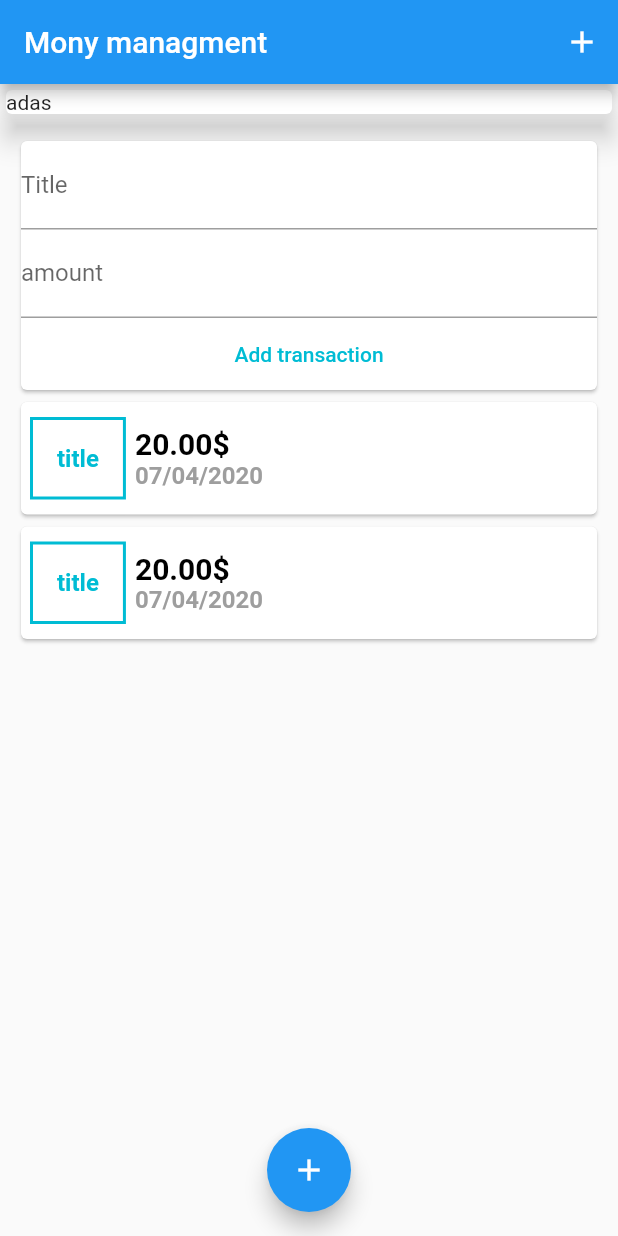
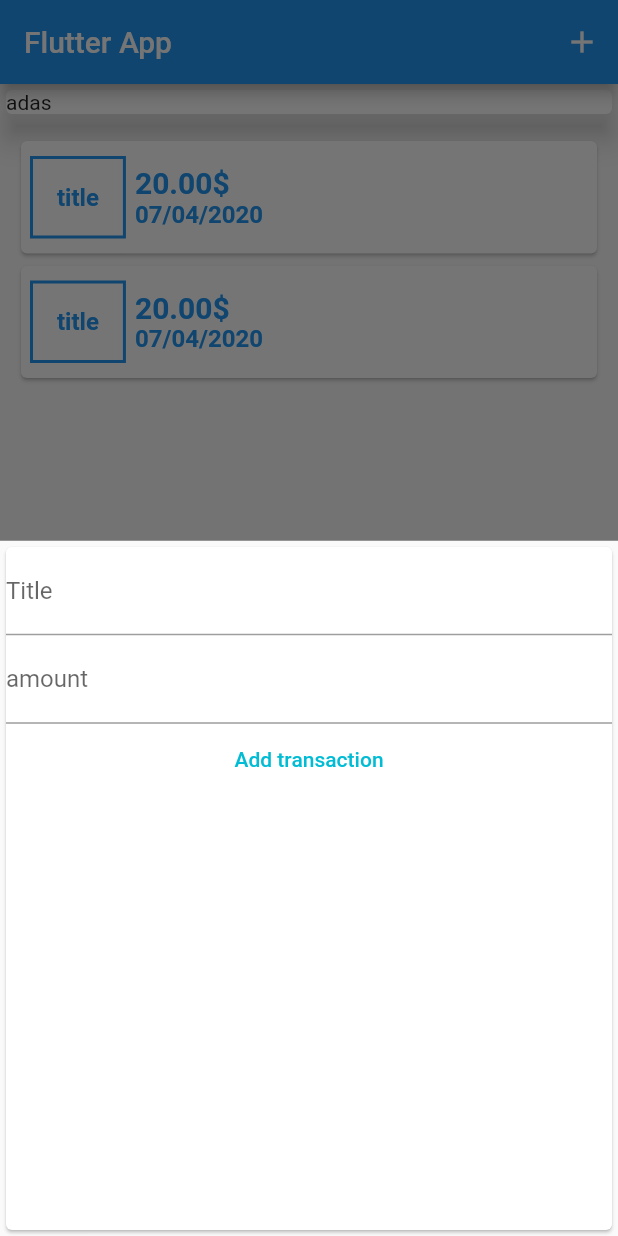
Before and after one commit to Tamir198/money-manager, a Flutter app: the screen it shows after launch, after a tap on the "add" icon, on a phone screen of 412 x 824 dp. Run offline on Flutter 3.47's test engine with Material 2 defaults, Android fonts, the phone set to English and light mode, and no system bars.

Commit message:
Adding bottom dialog as new transaction

```diff
--- a/lib/main.dart
+++ b/lib/main.dart
@@ -1,28 +1,67 @@
 import 'package:flutter/material.dart';
-import 'file:///C:/Users/The%20Vegan/Desktop/FlutterGreat/money-manager/lib/models/transaction.dart';
-import 'package:intl/intl.dart';
-import 'package:moneymanager/widgets/new_transaction.dart';
-import 'package:moneymanager/widgets/transaction_list.dart';
-import 'package:moneymanager/widgets/user_transaction.dart';
+import './models/transaction.dart';
+import './widgets/new_transaction.dart';
+import './widgets/transaction_list.dart';
 
-void main() => runApp(MyApp());
+void main() => runApp(MaterialApp(
+  title: "Money manager",
+    theme: ThemeData(
+      primarySwatch: Colors.cyan,
+      accentColor: Colors.greenAccent
+    ),
+    home: MyApp()));
 
-class MyApp extends StatelessWidget {
-  // This widget is the root of your application.
+class MyApp extends StatefulWidget {
+  @override
+  _MyAppState createState() => _MyAppState();
+}
+
+class _MyAppState extends State<MyApp> {
+  final List<Transaction> _transactionLIst = [
+    Transaction(
+        id: "my id", title: "title", amount: 20.0, date: DateTime.now()),
+    Transaction(id: "my id", title: "title", amount: 20.0, date: DateTime.now())
+  ];
+
+  void _addNewTransaction(String title, double amount) {
+    Transaction newTransaction = Transaction(
+        title: title,
+        amount: amount,
+        date: DateTime.now(),
+        id: DateTime.now().toString());
+
+    setState(() {
+      _transactionLIst.add(newTransaction);
+    });
+  }
+
+  void startAddingNewTransaction(BuildContext buildContext) {
+    showModalBottomSheet(
+        context: context,
+        //(_) this is context that i am getting but not using
+        builder: (_) {
+          return GestureDetector(
+            onTap: (){},
+            child:  NewTransaction(_addNewTransaction),
+          );
+        });
+  }
+
   @override
   Widget build(BuildContext context) {
     return MaterialApp(
       title: 'Flutter Demooo',
-      theme: ThemeData(
-        primarySwatch: Colors.blue,
-      ),
       home: Scaffold(
         appBar: AppBar(
-          title: Text("Mony managment"),
+          title: Text('Flutter App'),
           actions: <Widget>[
             IconButton(
               icon: Icon(Icons.add),
-              onPressed: () {},
+              onPressed: () {
+                setState(() {
+                  startAddingNewTransaction(context);
+                });
+              },
             )
           ],
         ),
@@ -36,7 +75,7 @@ class MyApp extends StatelessWidget {
                 Card(elevation: 8, child: Text("adas")),
                 Container(
                   margin: EdgeInsets.all(10),
-                  child: UserTransaction(),
+                  child: TransactionList(_transactionLIst),
                 ),
               ],
             ),
@@ -44,11 +83,12 @@ class MyApp extends StatelessWidget {
         ),
         floatingActionButtonLocation: FloatingActionButtonLocation.centerFloat,
         floatingActionButton: FloatingActionButton(
-          child: IconButton(
-            icon: Icon(Icons.add),
-            onPressed: () {},
-          ),
-          onPressed: () {},
+          onPressed: () {
+            setState(() {
+              startAddingNewTransaction(context);
+            });
+          },
+          child: new Icon(Icons.add),
         ),
       ),
     );
--- a/lib/models/transaction.dart
+++ b/lib/models/transaction.dart
@@ -2,13 +2,9 @@ import 'package:flutter/cupertino.dart';
 import 'package:flutter/foundation.dart';
 
 class Transaction{
-  final String id;
-  final String title;
+  final String id,title;
   final double amount;
   final DateTime date;
 
-  Transaction({@required this.id
-    ,@required this.title
-    ,@required this.amount
-    ,@required this.date});
+  Transaction({@required this.id,@required this.title,@required this.amount,@required this.date});
 }
--- a/lib/widgets/new_transaction.dart
+++ b/lib/widgets/new_transaction.dart
@@ -1,24 +1,31 @@
 import 'package:flutter/cupertino.dart';
 import 'package:flutter/material.dart';
 
-class NewTransaction extends StatelessWidget {
+class NewTransaction extends StatefulWidget {
   final Function addTransaction;
+
+
+  NewTransaction(this.addTransaction);
+
+  @override
+  _NewTransactionState createState() => _NewTransactionState();
+}
+
+class _NewTransactionState extends State<NewTransaction> {
 
   final TextEditingController titleController = TextEditingController();
   final TextEditingController amountController = TextEditingController();
 
-
-  NewTransaction(this.addTransaction);
-
   void submitListItem(){
-
     final String enteredTitle = titleController.text;
     final double enteredAmount =  double.parse(amountController.text);
     //some input is empty - stop function here
     if(enteredTitle.isEmpty || enteredAmount <= 0 ){
       return;
     }
-    addTransaction(enteredTitle,enteredAmount);
+    widget.addTransaction(enteredTitle,enteredAmount);
+    //close bottom sheet after adding new transaction
+    Navigator.of(context).pop();
   }
 
   @override
@@ -42,7 +49,7 @@ class NewTransaction extends StatelessWidget {
           FlatButton(
             onPressed:submitListItem,
             child: Text("Add transaction"),
-            textColor: Colors.cyan,
+            textColor: Theme.of(context).primaryColor,
           )
         ],
       ),
--- a/lib/widgets/transaction_list.dart
+++ b/lib/widgets/transaction_list.dart
@@ -22,7 +22,7 @@ class TransactionList extends StatelessWidget {
                       margin: EdgeInsets.symmetric(horizontal: 6, vertical: 10),
                       decoration: BoxDecoration(
                           border: Border.all(
-                            color: Colors.cyan,
+                            color: Theme.of(context).accentColor,
                             width: 2,
                           )),
                       padding: EdgeInsets.all(16),
@@ -31,7 +31,7 @@ class TransactionList extends StatelessWidget {
                         style: TextStyle(
                             fontWeight: FontWeight.bold,
                             fontSize: 16,
-                            color: Colors.cyan),
+                            color: Theme.of(context).accentColor),
                       ),
                     ),
                     Column(
@@ -42,14 +42,14 @@ class TransactionList extends StatelessWidget {
                           style: TextStyle(
                               fontWeight: FontWeight.bold,
                               fontSize: 20,
-                              color: Colors.black),
+                              color: Theme.of(context).accentColor),
                         ),
                         Text(
                           DateFormat("dd/MM/yyyy").format(transaction[index].date),
                           style: TextStyle(
                               fontWeight: FontWeight.bold,
                               fontSize: 16,
-                              color: Colors.grey),
+                              color: Theme.of(context).accentColor),
                         ),
                       ],
                     ),
--- a/lib/widgets/user_transaction.dart
+++ /dev/null
@@ -1,42 +0,0 @@
-import 'package:flutter/cupertino.dart';
-import 'package:moneymanager/models/transaction.dart';
-import 'package:moneymanager/widgets/transaction_list.dart';
-
-import 'new_transaction.dart';
-
-class UserTransaction extends StatefulWidget {
-  @override
-  _UserTransactionState createState() => _UserTransactionState();
-}
-
-class _UserTransactionState extends State<UserTransaction> {
-
-
-  final List<Transaction> _transaction = [
-    Transaction(id: "my id", title: "title", amount: 20.0, date: DateTime.now()),
-    Transaction(id: "my id", title: "title", amount: 20.0, date: DateTime.now())
-  ];
-
-  void _addNewTransaction(String title, double amount) {
-    Transaction newTransaction = Transaction(
-        title: title,
-        amount: amount,
-        date: DateTime.now(),
-        id: DateTime.now().toString());
-
-    setState(() {
-      _transaction.add(newTransaction);
-    });
-  }
-
-  @override
-  Widget build(BuildContext context) {
-    return Column(
-      children: <Widget>[
-        //_addNewTransaction without () is to pass the pointer to the function and not trigger it immediately)
-        NewTransaction(_addNewTransaction),
-        TransactionList(_transaction)
-      ],
-    );
-  }
-}
```
